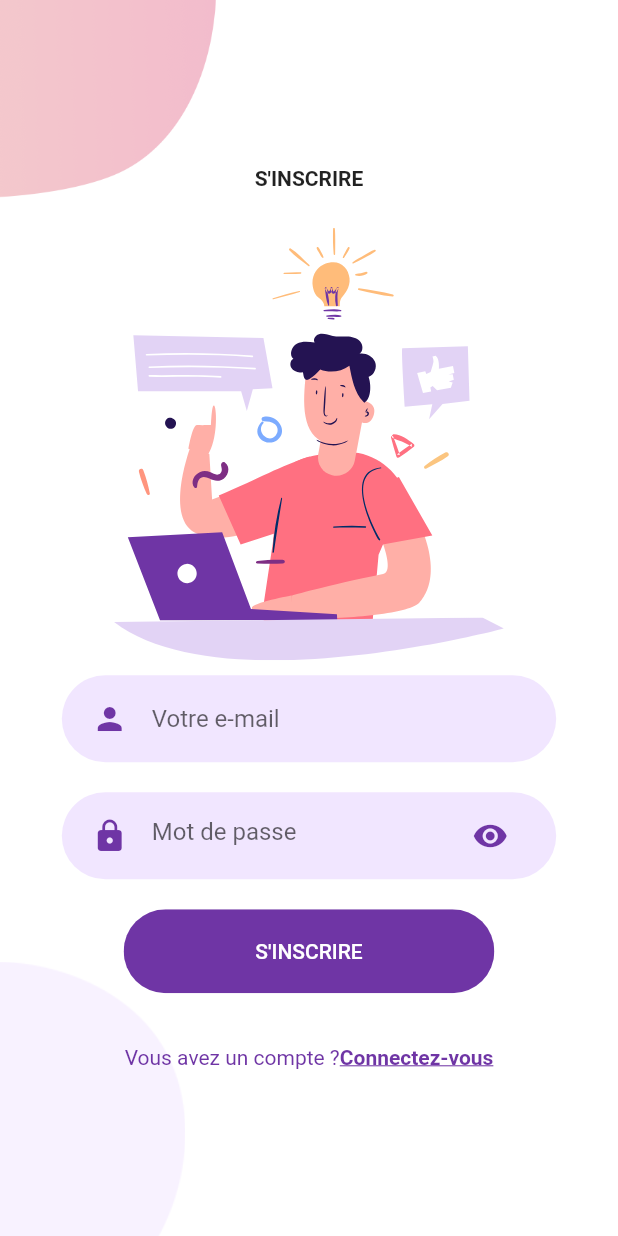
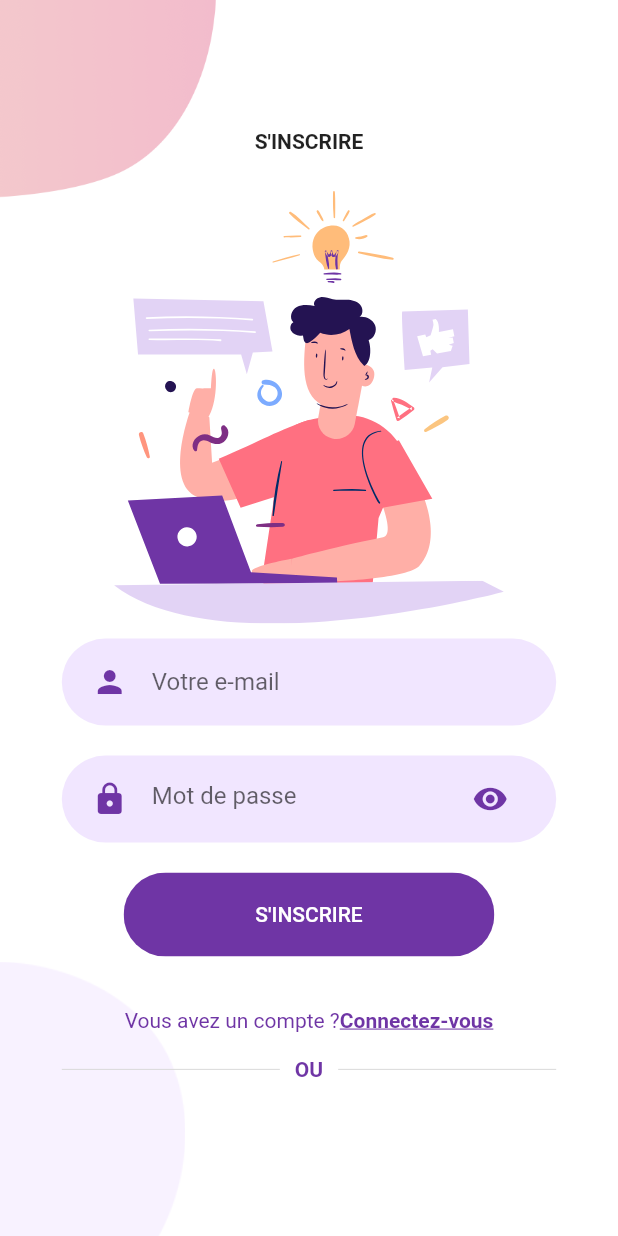
Before and after one commit to johlamie/healthCare, a Flutter app: the SignUpScreen screen opened directly, on a phone screen of 412 x 824 dp. Run offline on Flutter 3.47's test engine with Material 2 defaults, Android fonts, the phone set to English and light mode, and no system bars; our stand-ins replace flutter_svg; missing offline and left inert: dart:ffi; project files that could hold a hidden picture were left out.

Commit message:
Ajout de la bar de dision

```diff
--- a/lib/Screens/SignUp/components/body.dart
+++ b/lib/Screens/SignUp/components/body.dart
@@ -1,11 +1,13 @@
 import 'package:flutter/material.dart';
 import 'package:flutter_svg/svg.dart';
 import 'package:healtcare/Screens/SignUp/components/background.dart';
+import 'package:healtcare/Screens/SignUp/components/or_divider.dart';
 import 'package:healtcare/Screens/login/login_screen.dart';
 import 'package:healtcare/components/already_have_an_account_check.dart';
 import 'package:healtcare/components/rouded_button.dart';
 import 'package:healtcare/components/rounded_input_field.dart';
 import 'package:healtcare/components/rounded_password_field.dart';
+import 'package:healtcare/constants.dart';
 
 class Body extends StatelessWidget {
   @override
@@ -67,10 +69,3 @@ class Body extends StatelessWidget {
     );
   }
 }
-
-class OrDivider extends StatelessWidget {
-  @override
-  Widget build(BuildContext context) {
-    return Container();
-  }
-}
--- /dev/null
+++ b/lib/Screens/SignUp/components/or_divider.dart
@@ -0,0 +1,38 @@
+import 'package:flutter/material.dart';
+import 'package:healtcare/constants.dart';
+
+class OrDivider extends StatelessWidget {
+  @override
+  Widget build(BuildContext context) {
+    Size size = MediaQuery.of(context).size;
+    return Container(
+      margin: EdgeInsets.symmetric(vertical: size.height * 0.02),
+      width: size.width * 0.8,
+      child: Row(
+        children: <Widget>[
+          buildDivider(),
+          Padding(
+            padding: const EdgeInsets.symmetric(horizontal: 10),
+            child: Text(
+              "OU",
+              style: TextStyle(
+                color: kPrimaryColor,
+                fontWeight: FontWeight.w600,
+              ),
+            ),
+          ),
+          buildDivider(),
+        ],
+      ),
+    );
+  }
+
+  Expanded buildDivider() {
+    return Expanded(
+      child: Divider(
+        color: Color(0xFFD9D9D9),
+        height: 1.5,
+      ),
+    );
+  }
+}
```
